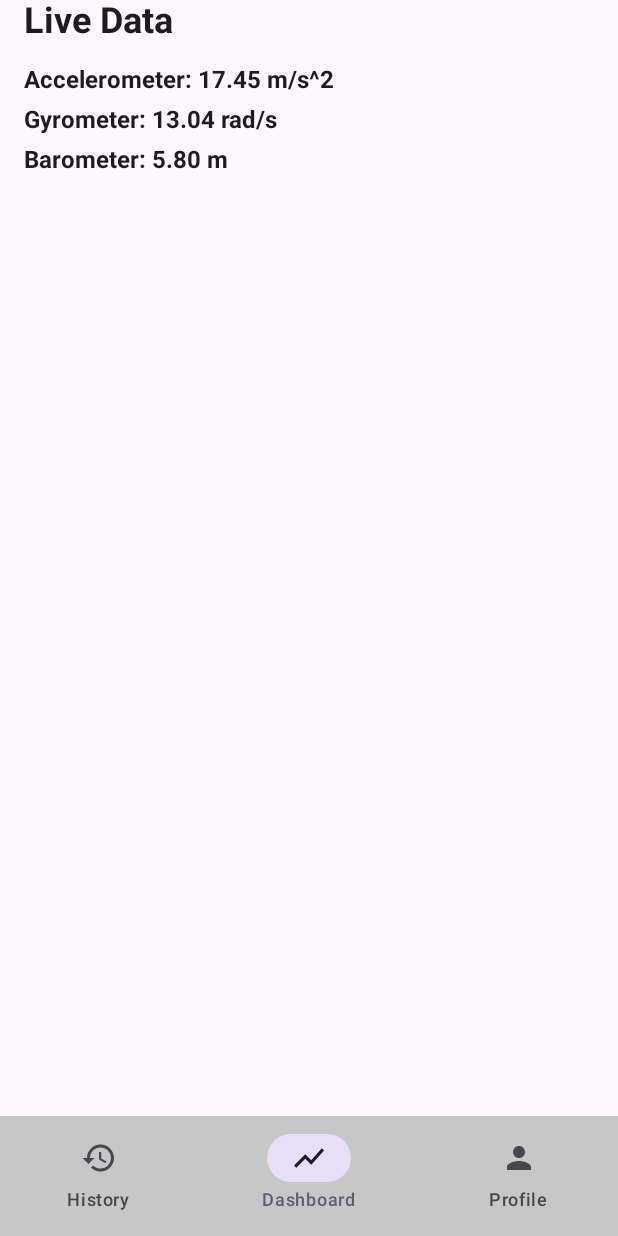
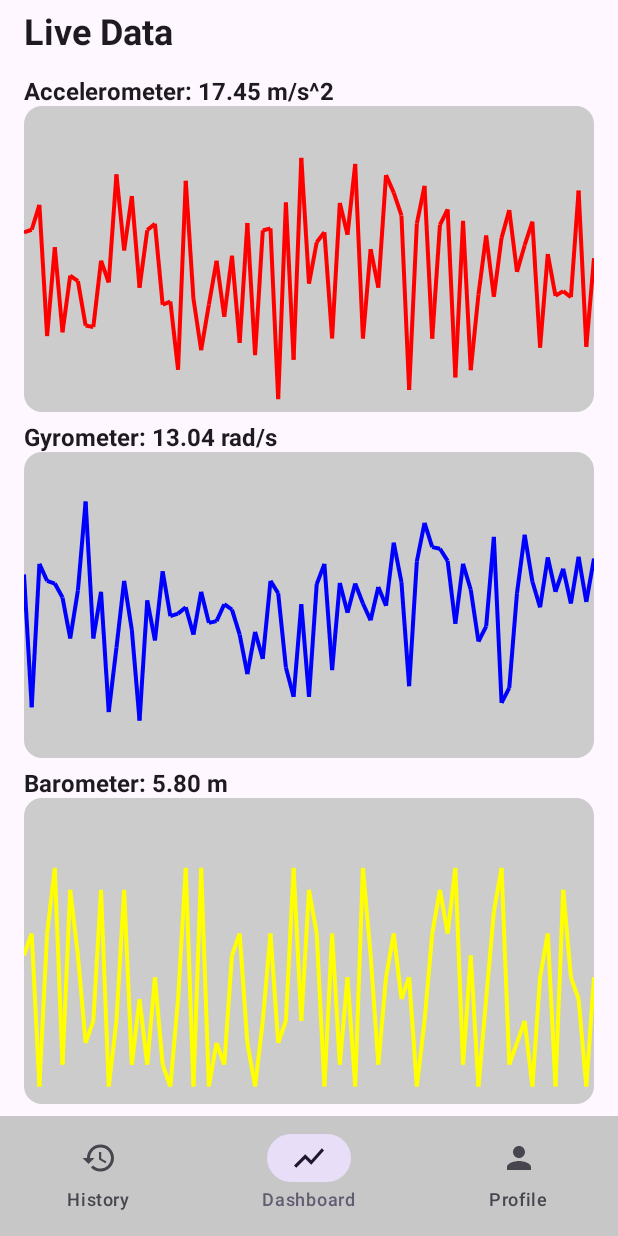
Before and after one commit to jath2025/Twitchy-Project, an Android app built with Jetpack Compose: the screen it shows after launch (MainActivity), on a phone screen of 412 x 824 dp. Run offline under Robolectric (Android 15) with nearby library versions, the phone set to English and light mode, and no system bars.

Commit message:
Add MotionGraph component and connect it to DashboardScreen

```diff
--- a/app/src/main/java/com/jath/twitchy/ui/dashboard/DashboardScreen.kt
+++ b/app/src/main/java/com/jath/twitchy/ui/dashboard/DashboardScreen.kt
@@ -2,6 +2,7 @@ package com.jath.twitchy.ui.dashboard
 
 import androidx.compose.foundation.layout.Column
 import androidx.compose.foundation.layout.Spacer
+import androidx.compose.foundation.layout.fillMaxWidth
 import androidx.compose.foundation.layout.height
 import androidx.compose.foundation.layout.padding
 import androidx.compose.material3.Text
@@ -9,6 +10,7 @@ import androidx.compose.runtime.Composable
 import androidx.compose.runtime.getValue
 import androidx.compose.runtime.remember
 import androidx.compose.ui.Modifier
+import androidx.compose.ui.graphics.Color
 import androidx.compose.ui.text.font.FontWeight
 import androidx.compose.ui.unit.dp
 import androidx.compose.ui.unit.sp
@@ -27,7 +29,10 @@ fun DashboardScreen() {
     val gyroData = sensorData?.totalRotation() ?: 0f
     val baroData = sensorData?.altitude ?: BELT_HEIGHT
 
-    Column (modifier = Modifier.padding(horizontal = 16.dp)) {
+    Column (
+        modifier = Modifier
+            .padding(horizontal = 16.dp, vertical = 8.dp)
+    ) {
         Text("Live Data",
             fontSize = 24.sp,
             fontWeight = FontWeight.Bold
@@ -38,20 +43,38 @@ fun DashboardScreen() {
             fontSize = 16.sp,
             fontWeight = FontWeight.Bold
         )
-        // graph
+        MotionGraph(
+            newValue = accelData,
+            graphColor = Color.Red,
+            modifier = Modifier.weight(1f).fillMaxWidth(),
+            minValue = EARTH_GRAVITY,
+            maxValue = 25f
+        )
         Spacer(modifier = Modifier.height(8.dp))
 
         Text("Gyrometer: %.2f rad/s".format(gyroData),
             fontSize = 16.sp,
             fontWeight = FontWeight.Bold
         )
-        // graph
+        MotionGraph(
+            newValue = gyroData,
+            graphColor = Color.Blue,
+            modifier = Modifier.weight(1f).fillMaxWidth(),
+            minValue = 0f,
+            maxValue = 20f
+        )
         Spacer(modifier = Modifier.height(8.dp))
 
         Text("Barometer: %.2f m".format(baroData),
             fontSize = 16.sp,
             fontWeight = FontWeight.Bold
         )
-        // graph
+        MotionGraph(
+            newValue = baroData,
+            graphColor = Color.Yellow,
+            modifier = Modifier.weight(1f).fillMaxWidth(),
+            minValue = 0f,
+            maxValue = 14f
+        )
     }
 }
--- /dev/null
+++ b/app/src/main/java/com/jath/twitchy/ui/dashboard/MotionGraph.kt
@@ -0,0 +1,63 @@
+package com.jath.twitchy.ui.dashboard
+
+import androidx.compose.foundation.Canvas
+import androidx.compose.foundation.background
+import androidx.compose.foundation.shape.RoundedCornerShape
+import androidx.compose.runtime.Composable
+import androidx.compose.runtime.LaunchedEffect
+import androidx.compose.runtime.mutableStateListOf
+import androidx.compose.runtime.remember
+import androidx.compose.ui.Modifier
+import androidx.compose.ui.draw.clip
+import androidx.compose.ui.geometry.Offset
+import androidx.compose.ui.graphics.Color
+import androidx.compose.ui.unit.dp
+
+private const val MAX_HISTORY = 75
+
+// The Canvas math / live-updating graph logic in MotionGraph was developed with assistance from (Claude, Anthropic).
+// The parameters, const and modifiers were implemented by me.
+
+@Composable
+fun MotionGraph(
+    newValue: Float,
+    graphColor: Color,
+    modifier: Modifier = Modifier,
+    minValue: Float = 0f,
+    maxValue: Float = 25f
+) {
+    val history = remember { mutableStateListOf<Float>() }
+
+    LaunchedEffect(newValue) {
+        history.add(newValue)
+        if (history.size > MAX_HISTORY) history.removeAt(0)
+    }
+
+    Canvas(
+        modifier = modifier
+            .clip(RoundedCornerShape(12.dp))
+            .background(Color.LightGray)
+    ) {
+        if (history.size < 2) return@Canvas
+
+        val spacingX = size.width / (history.size - 1)
+        val range = (maxValue - minValue).coerceAtLeast(0.001f)
+
+        for (i in 1 until history.size) {
+            val normalizedPrev = (history[i - 1] - minValue) / range
+            val normalizedCurr = (history[i] - minValue) / range
+
+            val x1 = spacingX * (i - 1)
+            val y1 = (size.height - normalizedPrev * size.height).coerceIn(0f, size.height)
+            val x2 = spacingX * i
+            val y2 = (size.height - normalizedCurr * size.height).coerceIn(0f, size.height)
+
+            drawLine(
+                color = graphColor,
+                start = Offset(x1, y1),
+                end = Offset(x2, y2),
+                strokeWidth = 4f
+            )
+        }
+    }
+}
```
